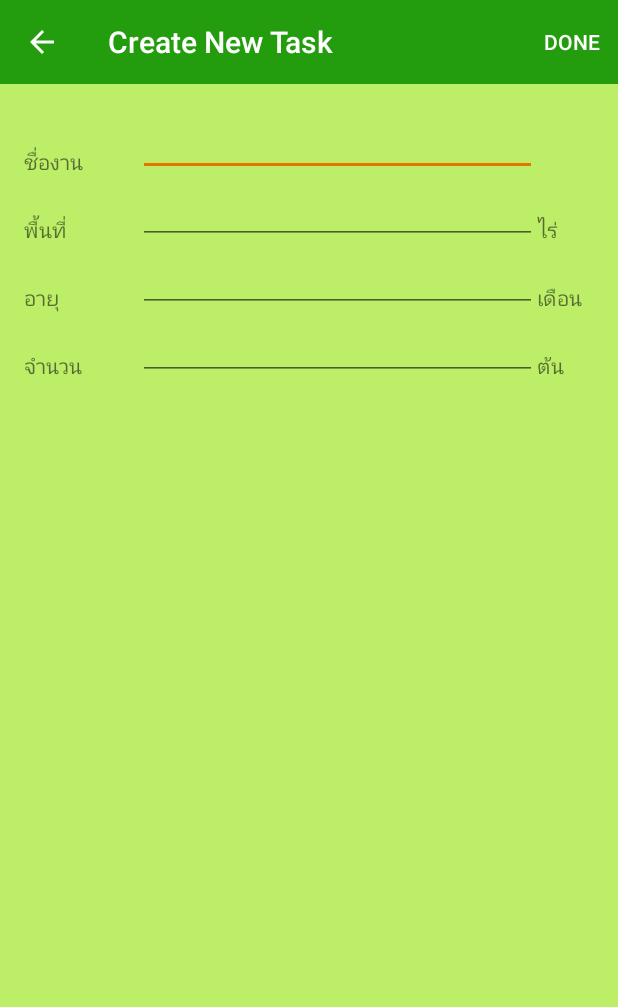
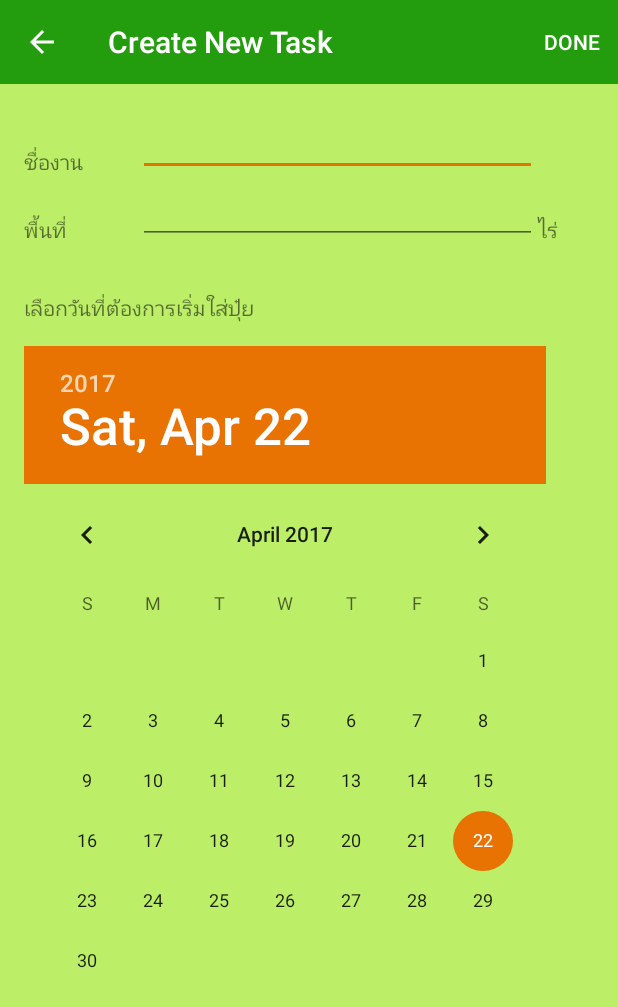
Before and after one commit to bnitelf/FertilizerForLatex, an Android app: the StartActivity screen opened directly, with no data from a screen before it, on a phone screen of 412 x 824 dp. Shown: the top 1007 px of the screen. Run offline under Robolectric (Android 15) with nearby library versions, the phone set to English and light mode, and no system bars.

Commit message:
Many Changes - add page sub main - edit first page to main activity old -edit ui StartActivity

```diff
--- a/app/src/main/res/layout/activity_start.xml
+++ b/app/src/main/res/layout/activity_start.xml
@@ -88,68 +88,22 @@
                 android:layout_height="wrap_content"
                 android:orientation="horizontal">
 
-                <TextView
-                    android:id="@+id/strAge"
-                    android:layout_width="0dp"
-                    android:layout_height="match_parent"
-                    android:layout_weight="2"
-                    android:gravity="bottom"
-                    android:text="อายุ" />
 
-                <EditText
-                    android:id="@+id/edit_age"
-                    android:layout_width="0dp"
-                    android:layout_height="wrap_content"
-                    android:layout_weight="7"
-                    android:inputType="number" />
-
-                <TextView
-                    android:layout_width="0dp"
-                    android:layout_height="match_parent"
-                    android:layout_weight="1"
-                    android:gravity="bottom"
-                    android:text="เดือน" />
             </LinearLayout>
 
 
-            <LinearLayout
+
+            <TextView
                 android:layout_width="match_parent"
                 android:layout_height="wrap_content"
-                android:orientation="horizontal">
+                android:paddingTop="32dp"
+                android:paddingBottom="16dp"
+                android:text="เลือกวันที่ต้องการเริ่มใส่ปุ๋ย"/>
 
-                <TextView
-                    android:layout_width="0dp"
-                    android:layout_height="match_parent"
-                    android:layout_weight="2"
-                    android:gravity="bottom"
-                    android:text="จำนวน" />
-
-                <EditText
-                    android:id="@+id/edit_count"
-                    android:layout_width="0dp"
-                    android:layout_height="wrap_content"
-                    android:layout_weight="7"
-                    android:inputType="number" />
-
-                <TextView
-                    android:layout_width="0dp"
-                    android:layout_height="match_parent"
-                    android:layout_weight="1"
-                    android:gravity="bottom"
-                    android:text="ต้น" />
-            </LinearLayout>
-            <!--<TextView-->
-                <!--android:layout_width="match_parent"-->
-                <!--android:layout_height="wrap_content"-->
-                <!--android:paddingTop="32dp"-->
-                <!--android:paddingBottom="16dp"-->
-                <!--android:text="เลือกวันที่ต้องการเริ่มใส่ปุ๋ย"/>-->
-
-            <!--<DatePicker-->
-                <!--android:layout_width="wrap_content"-->
-                <!--android:layout_height="wrap_content"-->
-                <!--android:id="@+id/datePicker" />-->
-
+            <DatePicker
+                android:layout_width="wrap_content"
+                android:layout_height="wrap_content"
+                android:id="@+id/datePicker" />
 
         </LinearLayout>
     </ScrollView>
--- a/app/src/main/res/values/colors.xml
+++ b/app/src/main/res/values/colors.xml
@@ -1,6 +1,6 @@
 <?xml version="1.0" encoding="utf-8"?>
 <resources>
-    <color name="background">#ffffffff</color>
+
     <color name="colorPrimary">#30cf14</color>
     <color name="colorPrimaryDark">#239c0e</color>
     <color name="colorAccent">#E87303</color>
@@ -11,4 +11,7 @@
     <color name="taskStatusAchieve">#0db10a</color>
     <color name="taskStatusCancel">#ec2626</color>
     <color name="taskStatusDelete">#868686</color>
+        <color name="background">#CCFF99</color>
+
+
 </resources>
--- a/build.gradle
+++ b/build.gradle
@@ -5,7 +5,7 @@ buildscript {
         jcenter()
     }
     dependencies {
-        classpath 'com.android.tools.build:gradle:2.2.0'
+        classpath 'com.android.tools.build:gradle:2.2.3'
 
         // NOTE: Do not place your application dependencies here; they belong
         // in the individual module build.gradle files
```
Also changed, not shown: app/src/main/AndroidManifest.xml (+21 -13 lines), app/src/main/java/com/example/puicbr/fertilizerforlatex/MainActivityOld.java (+9 -5 lines), app/src/main/java/com/example/puicbr/fertilizerforlatex/StartActivity.java (+12 -12 lines), app/src/main/java/com/example/puicbr/fertilizerforlatex/Sub_main.java (added, +30 -0 lines), app/src/main/res/layout/activity_main_old.xml (+4 -9 lines), app/src/main/res/layout/activity_sub_main.xml (added, +31 -0 lines), app/src/main/res/values/strings.xml (+4 -3 lines).
